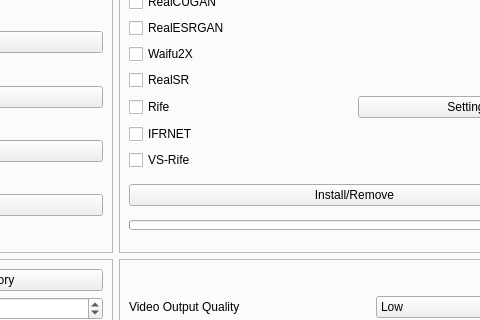
The window that mainwindow.ui (TNTwise/REAL-Video-Enhancer) describes before a commit, drawn with Qt 5; both pictures show x 584 to 1064 and y 210 to 530 of the 1194 by 773 pixel window.
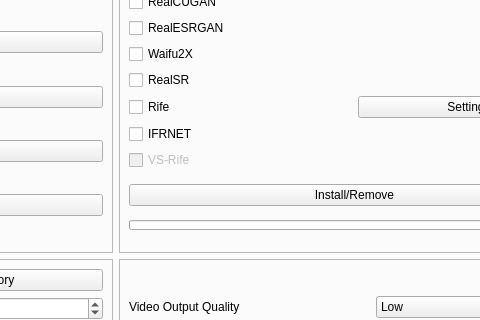
The same window after the commit. The open tabs and pages were chosen to show the change. Icons and pictures are not drawn.

The edit to the form file:
```diff
--- a/mainwindow.ui
+++ b/mainwindow.ui
@@ -1285,6 +1285,9 @@
                  </item>
                  <item row="10" column="0">
                   <widget class="QCheckBox" name="RifeVSCheckBox">
+                   <property name="enabled">
+                    <bool>false</bool>
+                   </property>
                    <property name="text">
                     <string>VS-Rife</string>
                    </property>
```
